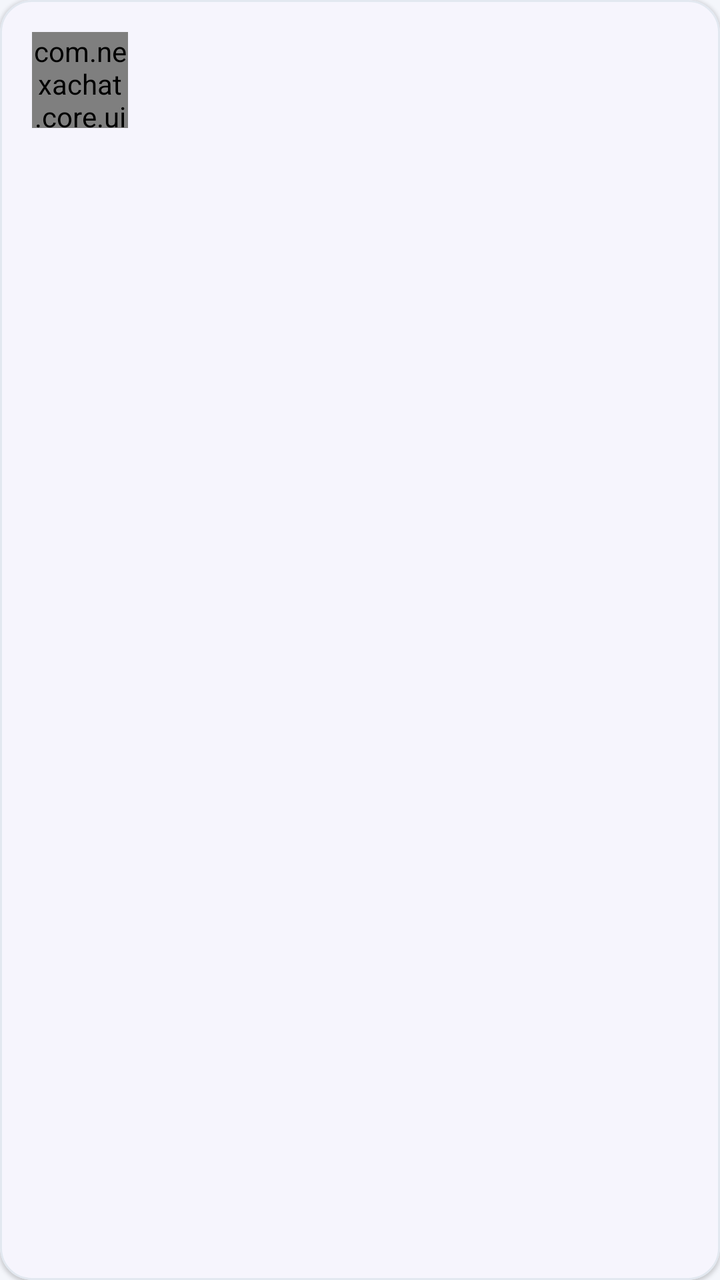
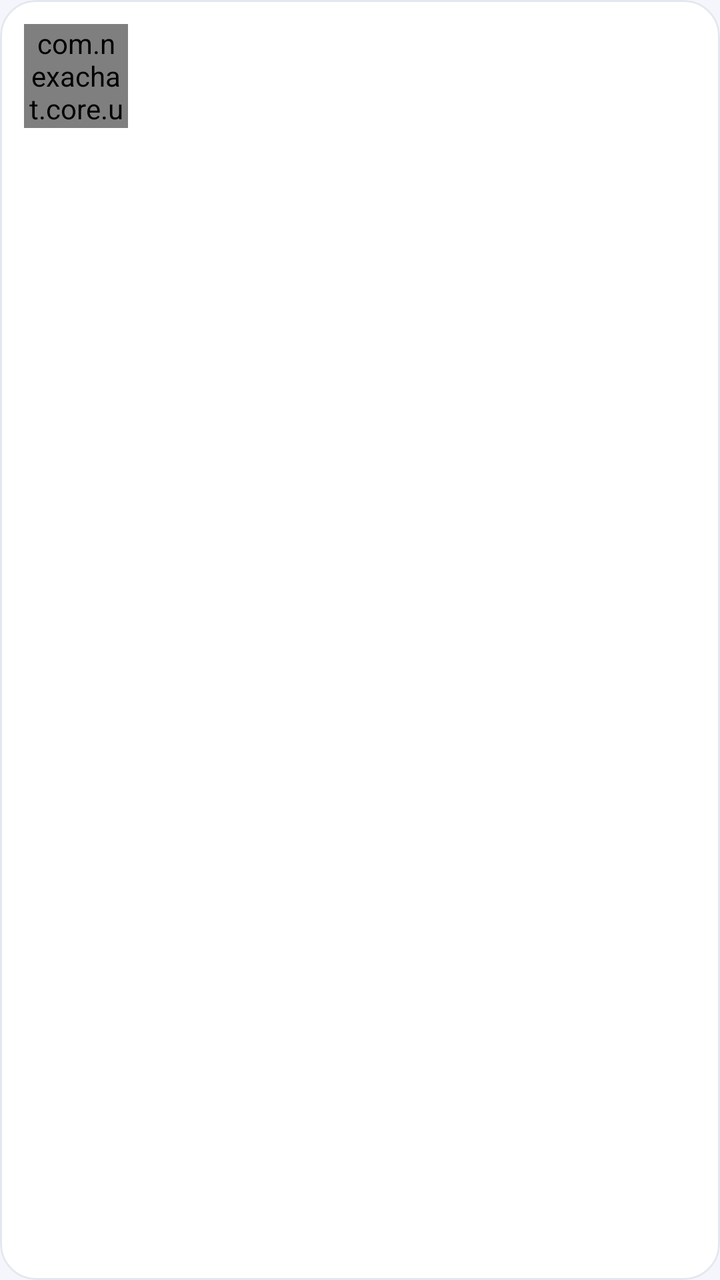

Compare the two renders of this Android layout. The source of the first and the diff that turns it into the second are given below.
<!-- AndroidManifest.xml: application theme Theme.NexaChat -->
<!-- res/layout/item_inbox_conversation.xml -->
<?xml version="1.0" encoding="utf-8"?>
<com.google.android.material.card.MaterialCardView xmlns:android="http://schemas.android.com/apk/res/android"
    xmlns:app="http://schemas.android.com/apk/res-auto"
    android:layout_width="match_parent"
    android:layout_height="wrap_content"
    android:layout_marginHorizontal="@dimen/space_xs"
    android:layout_marginVertical="5dp"
    app:cardBackgroundColor="?attr/colorSurface"
    app:cardCornerRadius="16dp"
    app:cardElevation="1dp"
    app:strokeColor="?attr/colorOutlineVariant"
    app:strokeWidth="1dp">

    <androidx.constraintlayout.widget.ConstraintLayout
        android:layout_width="match_parent"
        android:layout_height="wrap_content"
        android:minHeight="@dimen/min_touch_target"
        android:padding="@dimen/space_md">

        <com.nexachat.core.ui.components.AvatarView
            android:id="@+id/avatar"
            android:layout_width="48dp"
            android:layout_height="48dp"
            app:layout_constraintStart_toStartOf="parent"
            app:layout_constraintTop_toTopOf="parent" />

        <TextView
            android:id="@+id/title"
            android:layout_width="0dp"
            android:layout_height="wrap_content"
            android:layout_marginStart="@dimen/space_md"
            android:textColor="?attr/colorOnSurface"
            android:textAppearance="?attr/textAppearanceTitleMedium"
            android:textStyle="bold"
            app:layout_constraintEnd_toStartOf="@id/time"
            app:layout_constraintStart_toEndOf="@id/avatar"
            app:layout_constraintTop_toTopOf="@id/avatar" />

        <TextView
            android:id="@+id/time"
            android:layout_width="wrap_content"
            android:layout_height="wrap_content"
            android:textColor="?attr/colorPrimary"
            android:textAppearance="?attr/textAppearanceBodySmall"
            app:layout_constraintEnd_toEndOf="parent"
            app:layout_constraintTop_toTopOf="@id/title" />

        <TextView
            android:id="@+id/preview"
            android:layout_width="0dp"
            android:layout_height="wrap_content"
            android:layout_marginTop="@dimen/space_xs"
            android:ellipsize="end"
            android:maxLines="2"
            android:textAppearance="?attr/textAppearanceBodyMedium"
            android:textColor="?attr/colorOnSurfaceVariant"
            app:layout_constraintEnd_toStartOf="@id/unreadBadge"
            app:layout_constraintStart_toStartOf="@id/title"
            app:layout_constraintTop_toBottomOf="@id/title" />

        <TextView
            android:id="@+id/unreadBadge"
            android:layout_width="wrap_content"
            android:layout_height="wrap_content"
            android:background="@drawable/bg_unread_badge"
            android:paddingHorizontal="@dimen/space_sm"
            android:paddingVertical="2dp"
            android:textAppearance="?attr/textAppearanceLabelSmall"
            android:textColor="?attr/colorOnPrimary"
            android:visibility="gone"
            app:layout_constraintBottom_toBottomOf="@id/preview"
            app:layout_constraintEnd_toEndOf="parent"
            app:layout_constraintTop_toTopOf="@id/preview" />
    </androidx.constraintlayout.widget.ConstraintLayout>
</com.google.android.material.card.MaterialCardView>
<!-- resources referenced by this layout -->
<resources>
  <dimen name="min_touch_target">48dp</dimen>
  <dimen name="space_md">16dp</dimen>
  <dimen name="space_sm">8dp</dimen>
  <dimen name="space_xs">4dp</dimen>
  <style name="Theme.NexaChat" parent="Theme.NexaChat.Views" />
  <color name="colorPrimary">@color/brand_indigo</color>
  <color name="colorOnPrimary">#FFFFFFFF</color>
  <color name="colorPrimaryContainer">@color/brand_indigo_container</color>
  <color name="colorOnPrimaryContainer">@color/brand_on_indigo_container</color>
  <color name="colorSecondary">@color/slate_secondary</color>
  <color name="colorOnSecondary">#FFFFFFFF</color>
  <color name="colorSecondaryContainer">@color/slate_secondary_container</color>
  <color name="colorOnSecondaryContainer">@color/slate_on_secondary_container</color>
  <color name="colorTertiary">@color/tertiary_sky</color>
  <color name="colorOnTertiary">#FFFFFFFF</color>
  <color name="colorTertiaryContainer">@color/tertiary_sky_container</color>
  <color name="colorOnTertiaryContainer">@color/tertiary_on_sky_container</color>
  <color name="colorError">@color/error_red</color>
  <color name="colorOnError">#FFFFFFFF</color>
  <color name="colorErrorContainer">@color/error_container_light</color>
  <color name="colorOnErrorContainer">@color/on_error_container_light</color>
  <color name="colorBackground">@color/background_light</color>
  <color name="colorOnBackground">@color/text_primary_light</color>
  <color name="colorSurface">@color/surface_light</color>
  <color name="colorOnSurface">@color/text_primary_light</color>
  <color name="colorSurfaceVariant">@color/surface_variant_light</color>
  <color name="surface_container_low_light">#FFFFFFFF</color>
  <color name="surface_container_light">#FFF1F5F9</color>
  <color name="surface_container_high_light">#FFE8EEF5</color>
  <color name="colorOnSurfaceVariant">@color/text_secondary_light</color>
  <color name="colorOutline">@color/slate_border</color>
  <color name="colorOutlineVariant">@color/slate_divider</color>
  <style name="TextAppearance.NexaChat.TitleLarge" parent="TextAppearance.Material3.TitleLarge" />
  <style name="TextAppearance.NexaChat.TitleSmall" parent="TextAppearance.Material3.TitleSmall" />
  <style name="TextAppearance.NexaChat.BodyLarge" parent="TextAppearance.Material3.BodyLarge" />
  <style name="TextAppearance.NexaChat.BodyMedium" parent="TextAppearance.Material3.BodyMedium" />
  <style name="TextAppearance.NexaChat.BodySmall" parent="TextAppearance.Material3.BodySmall" />
  <style name="TextAppearance.NexaChat.LabelLarge" parent="TextAppearance.Material3.LabelLarge" />
  <style name="TextAppearance.NexaChat.LabelMedium" parent="TextAppearance.Material3.LabelMedium" />
  <style name="TextAppearance.NexaChat.LabelSmall" parent="TextAppearance.Material3.LabelSmall" />
  <color name="brand_indigo">#FF4F46E5</color>
  <color name="brand_indigo_container">#FFE0E7FF</color>
  <color name="brand_on_indigo_container">#FF1E1B4B</color>
  <color name="slate_secondary">#FF505F76</color>
  <color name="slate_secondary_container">#FFD0E1FB</color>
  <color name="slate_on_secondary_container">#FF1D283A</color>
  <color name="tertiary_sky">#FF0EA5E9</color>
  <color name="tertiary_sky_container">#FFBAE6FD</color>
  <color name="tertiary_on_sky_container">#FF0369A1</color>
  <color name="error_red">#FFBA1A1A</color>
  <color name="error_container_light">#FFFFDAD6</color>
  <color name="on_error_container_light">#FF93000A</color>
  <color name="background_light">#FFF4F6FB</color>
  <color name="text_primary_light">#FF0F172A</color>
  <color name="surface_light">#FFFFFFFF</color>
  <color name="surface_variant_light">#FFE8EEF5</color>
  <color name="text_secondary_light">#FF64748B</color>
  <color name="slate_border">#FFCBD5E1</color>
  <color name="slate_divider">#FFE2E8F0</color>
  <dimen name="corner_sm">8dp</dimen>
  <dimen name="corner_md">12dp</dimen>
  <dimen name="corner_lg">16dp</dimen>
  <!-- unchanged entries left out for length: 10 -->
</resources>

<!-- the commit's change to res/layout/item_inbox_conversation.xml (unified diff, before → after) -->
@@ -3,11 +3,11 @@
     xmlns:app="http://schemas.android.com/apk/res-auto"
     android:layout_width="match_parent"
     android:layout_height="wrap_content"
-    android:layout_marginHorizontal="@dimen/space_xs"
+    android:layout_marginHorizontal="8dp"
     android:layout_marginVertical="5dp"
     app:cardBackgroundColor="?attr/colorSurface"
-    app:cardCornerRadius="16dp"
-    app:cardElevation="1dp"
+    app:cardCornerRadius="18dp"
+    app:cardElevation="0dp"
     app:strokeColor="?attr/colorOutlineVariant"
     app:strokeWidth="1dp">
 
@@ -15,12 +15,13 @@
         android:layout_width="match_parent"
         android:layout_height="wrap_content"
         android:minHeight="@dimen/min_touch_target"
-        android:padding="@dimen/space_md">
+        android:padding="12dp">
 
         <com.nexachat.core.ui.components.AvatarView
             android:id="@+id/avatar"
-            android:layout_width="48dp"
-            android:layout_height="48dp"
+            android:layout_width="52dp"
+            android:layout_height="52dp"
+            app:layout_constraintBottom_toBottomOf="parent"
             app:layout_constraintStart_toStartOf="parent"
             app:layout_constraintTop_toTopOf="parent" />
 
@@ -28,9 +29,12 @@
             android:id="@+id/title"
             android:layout_width="0dp"
             android:layout_height="wrap_content"
-            android:layout_marginStart="@dimen/space_md"
+            android:layout_marginStart="12dp"
+            android:layout_marginEnd="8dp"
+            android:ellipsize="end"
+            android:maxLines="1"
             android:textColor="?attr/colorOnSurface"
-            android:textAppearance="?attr/textAppearanceTitleMedium"
+            android:textSize="16sp"
             android:textStyle="bold"
             app:layout_constraintEnd_toStartOf="@id/time"
             app:layout_constraintStart_toEndOf="@id/avatar"
@@ -40,8 +44,8 @@
             android:id="@+id/time"
             android:layout_width="wrap_content"
             android:layout_height="wrap_content"
-            android:textColor="?attr/colorPrimary"
-            android:textAppearance="?attr/textAppearanceBodySmall"
+            android:textColor="?attr/colorOnSurfaceVariant"
+            android:textSize="12sp"
             app:layout_constraintEnd_toEndOf="parent"
             app:layout_constraintTop_toTopOf="@id/title" />
 
@@ -49,11 +53,12 @@
             android:id="@+id/preview"
             android:layout_width="0dp"
             android:layout_height="wrap_content"
-            android:layout_marginTop="@dimen/space_xs"
+            android:layout_marginTop="4dp"
+            android:layout_marginEnd="8dp"
             android:ellipsize="end"
-            android:maxLines="2"
-            android:textAppearance="?attr/textAppearanceBodyMedium"
+            android:maxLines="1"
             android:textColor="?attr/colorOnSurfaceVariant"
+            android:textSize="14sp"
             app:layout_constraintEnd_toStartOf="@id/unreadBadge"
             app:layout_constraintStart_toStartOf="@id/title"
             app:layout_constraintTop_toBottomOf="@id/title" />
@@ -62,11 +67,15 @@
             android:id="@+id/unreadBadge"
             android:layout_width="wrap_content"
             android:layout_height="wrap_content"
+            android:minWidth="22dp"
+            android:minHeight="22dp"
+            android:gravity="center"
             android:background="@drawable/bg_unread_badge"
-            android:paddingHorizontal="@dimen/space_sm"
+            android:paddingHorizontal="7dp"
             android:paddingVertical="2dp"
-            android:textAppearance="?attr/textAppearanceLabelSmall"
             android:textColor="?attr/colorOnPrimary"
+            android:textSize="11sp"
+            android:textStyle="bold"
             android:visibility="gone"
             app:layout_constraintBottom_toBottomOf="@id/preview"
             app:layout_constraintEnd_toEndOf="parent"
<!-- resource entries referenced after the edit -->
@@ -1,9 +1,6 @@
 <!-- resources referenced by this layout -->
 <resources>
   <dimen name="min_touch_target">48dp</dimen>
-  <dimen name="space_md">16dp</dimen>
-  <dimen name="space_sm">8dp</dimen>
-  <dimen name="space_xs">4dp</dimen>
   <style name="Theme.NexaChat" parent="Theme.NexaChat.Views" />
   <color name="colorPrimary">@color/brand_indigo</color>
   <color name="colorOnPrimary">#FFFFFFFF</color>
